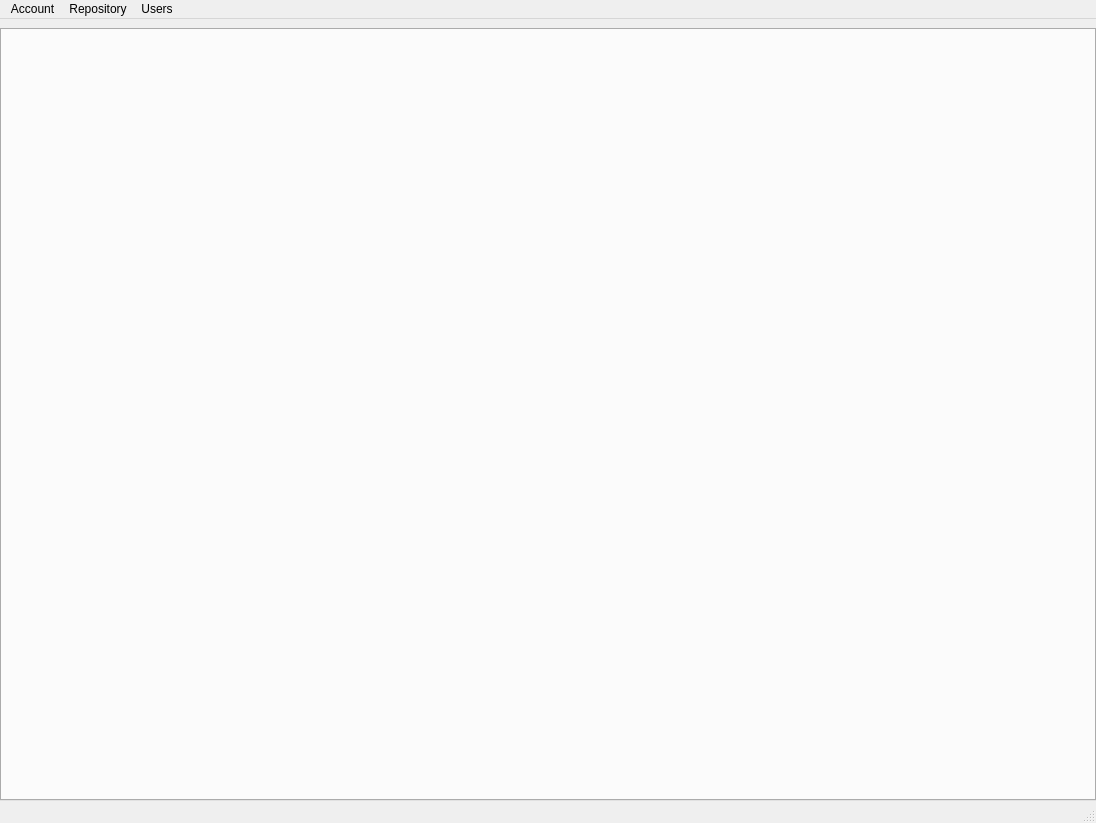
Qt form client/ui/main_window.ui (Kirisummer/config_sync) before a commit.
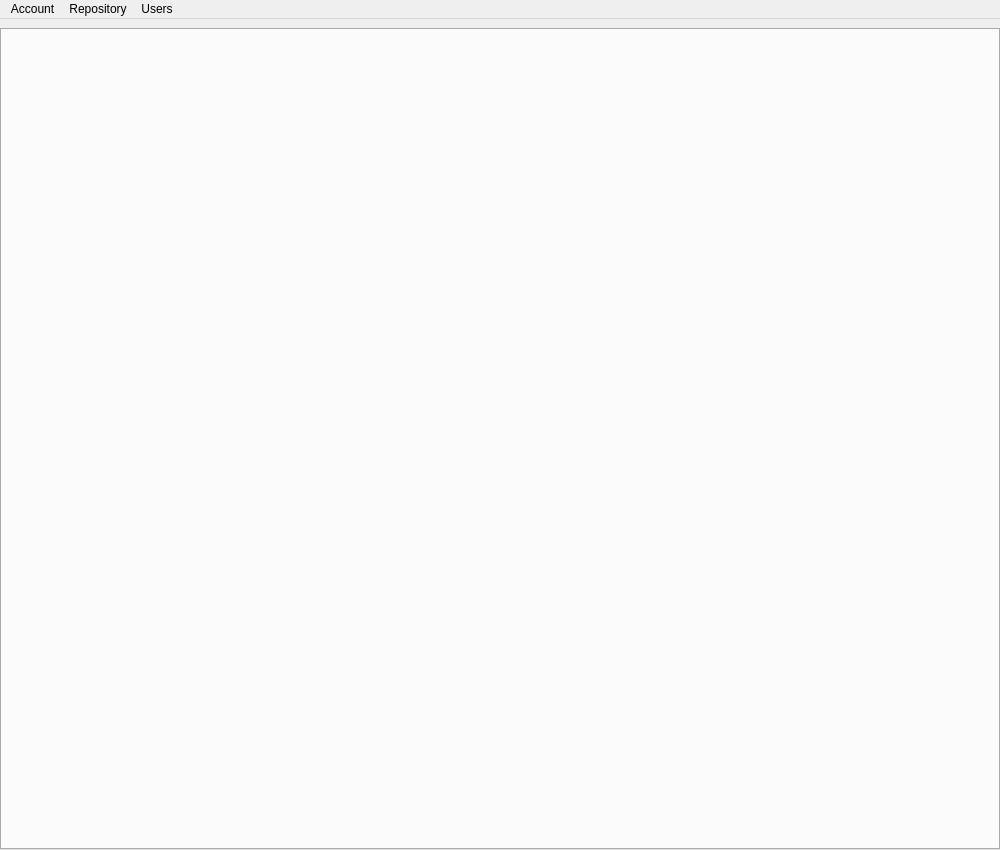
The same form after that commit.

Patch:
```diff
--- a/client/ui/main_window.ui
+++ b/client/ui/main_window.ui
@@ -6,10 +6,28 @@
    <rect>
     <x>0</x>
     <y>0</y>
-    <width>1096</width>
-    <height>823</height>
+    <width>1000</width>
+    <height>850</height>
    </rect>
   </property>
+  <property name="sizePolicy">
+   <sizepolicy hsizetype="Preferred" vsizetype="Preferred">
+    <horstretch>0</horstretch>
+    <verstretch>0</verstretch>
+   </sizepolicy>
+  </property>
+  <property name="minimumSize">
+   <size>
+    <width>1000</width>
+    <height>850</height>
+   </size>
+  </property>
+  <property name="maximumSize">
+   <size>
+    <width>16777215</width>
+    <height>16777215</height>
+   </size>
+  </property>
   <property name="windowTitle">
    <string>MainWindow</string>
   </property>
@@ -34,7 +52,7 @@
     <rect>
      <x>0</x>
      <y>0</y>
-     <width>1096</width>
+     <width>1000</width>
      <height>23</height>
     </rect>
    </property>
@@ -63,7 +81,6 @@
    <addaction name="repo_menu"/>
    <addaction name="users_menu"/>
   </widget>
-  <widget class="QStatusBar" name="statusbar"/>
   <action name="self_passwd">
    <property name="text">
     <string>Change Password...</string>
```
